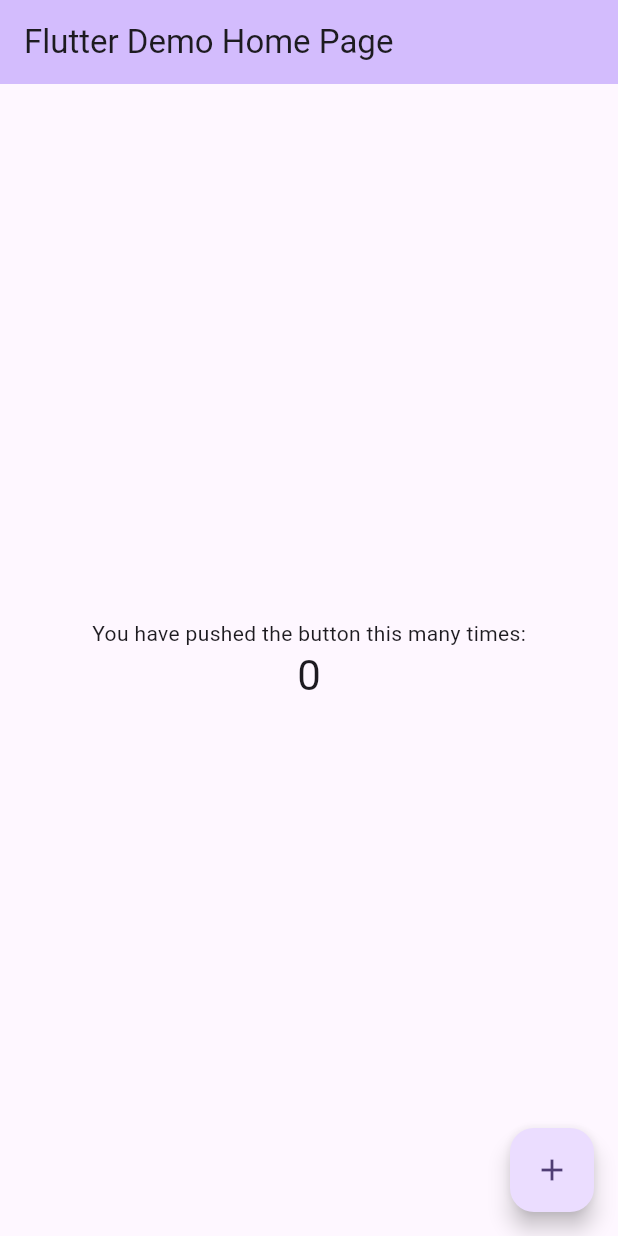
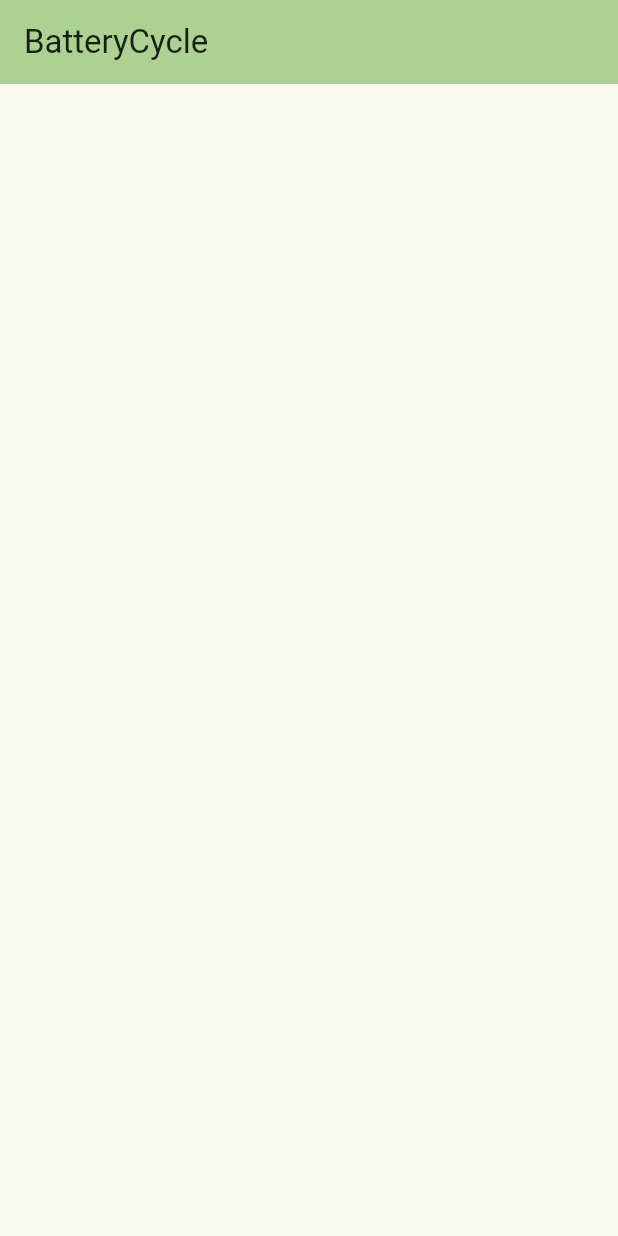
Before and after one commit to noeljabraham/batterycycle, a Flutter app: the screen it shows after launch, on a phone screen of 412 x 824 dp. Run offline on Flutter 3.47's test engine with Material 2 defaults, Android fonts, the phone set to English and light mode, and no system bars.

Commit message:
first commit

```diff
--- a/lib/main.dart
+++ b/lib/main.dart
@@ -6,48 +6,22 @@
 
 class MyApp extends StatelessWidget {
   const MyApp({super.key});
-
-  // This widget is the root of your application.
   @override
   Widget build(BuildContext context) {
     return MaterialApp(
       title: 'Flutter Demo',
       theme: ThemeData(
-        // This is the theme of your application.
-        //
-        // TRY THIS: Try running your application with "flutter run". You'll see
-        // the application has a blue toolbar. Then, without quitting the app,
-        // try changing the seedColor in the colorScheme below to Colors.green
-        // and then invoke "hot reload" (save your changes or press the "hot
-        // reload" button in a Flutter-supported IDE, or press "r" if you used
-        // the command line to start the app).
-        //
-        // Notice that the counter didn't reset back to zero; the application
-        // state is not lost during the reload. To reset the state, use hot
-        // restart instead.
-        //
-        // This works for code too, not just values: Most code changes can be
-        // tested with just a hot reload.
-        colorScheme: ColorScheme.fromSeed(seedColor: Colors.deepPurple),
+        colorScheme: ColorScheme.fromSeed(
+            seedColor: const Color.fromARGB(255, 113, 177, 76)),
         useMaterial3: true,
       ),
-      home: const MyHomePage(title: 'Flutter Demo Home Page'),
+      home: const MyHomePage(title: 'BatteryCycle'),
     );
   }
 }
 
 class MyHomePage extends StatefulWidget {
   const MyHomePage({super.key, required this.title});
-
-  // This widget is the home page of your application. It is stateful, meaning
-  // that it has a State object (defined below) that contains fields that affect
-  // how it looks.
-
-  // This class is the configuration for the state. It holds the values (in this
-  // case the title) provided by the parent (in this case the App widget) and
-  // used by the build method of the State. Fields in a Widget subclass are
-  // always marked "final".
-
   final String title;
 
   @override
@@ -55,71 +29,15 @@
 }
 
 class _MyHomePageState extends State<MyHomePage> {
-  int _counter = 0;
-
-  void _incrementCounter() {
-    setState(() {
-      // This call to setState tells the Flutter framework that something has
-      // changed in this State, which causes it to rerun the build method below
-      // so that the display can reflect the updated values. If we changed
-      // _counter without calling setState(), then the build method would not be
-      // called again, and so nothing would appear to happen.
-      _counter++;
-    });
-  }
-
   @override
   Widget build(BuildContext context) {
-    // This method is rerun every time setState is called, for instance as done
-    // by the _incrementCounter method above.
-    //
-    // The Flutter framework has been optimized to make rerunning build methods
-    // fast, so that you can just rebuild anything that needs updating rather
-    // than having to individually change instances of widgets.
     return Scaffold(
-      appBar: AppBar(
-        // TRY THIS: Try changing the color here to a specific color (to
-        // Colors.amber, perhaps?) and trigger a hot reload to see the AppBar
-        // change color while the other colors stay the same.
-        backgroundColor: Theme.of(context).colorScheme.inversePrimary,
-        // Here we take the value from the MyHomePage object that was created by
-        // the App.build method, and use it to set our appbar title.
-        title: Text(widget.title),
-      ),
-      body: Center(
-        // Center is a layout widget. It takes a single child and positions it
-        // in the middle of the parent.
-        child: Column(
-          // Column is also a layout widget. It takes a list of children and
-          // arranges them vertically. By default, it sizes itself to fit its
-          // children horizontally, and tries to be as tall as its parent.
-          //
-          // Column has various properties to control how it sizes itself and
-          // how it positions its children. Here we use mainAxisAlignment to
-          // center the children vertically; the main axis here is the vertical
-          // axis because Columns are vertical (the cross axis would be
-          // horizontal).
-          //
-          // TRY THIS: Invoke "debug painting" (choose the "Toggle Debug Paint"
-          // action in the IDE, or press "p" in the console), to see the
-          // wireframe for each widget.
-          mainAxisAlignment: MainAxisAlignment.center,
-          children: <Widget>[
-            const Text(
-              'You have pushed the button this many times:',
-            ),
-            Text(
-              '$_counter',
-              style: Theme.of(context).textTheme.headlineMedium,
-            ),
-          ],
+        appBar: AppBar(
+          backgroundColor: Theme.of(context).colorScheme.inversePrimary,
+          title: Text(widget.title),
         ),
-      ),
-      floatingActionButton: FloatingActionButton(
-        onPressed: _incrementCounter,
-        tooltip: 'Increment',
-        child: const Icon(Icons.add),
-      ), // This trailing comma makes auto-formatting nicer for build methods.
-    );
+        body: const Center(
+          child: Column(),
+        ));
   }
 }
```
